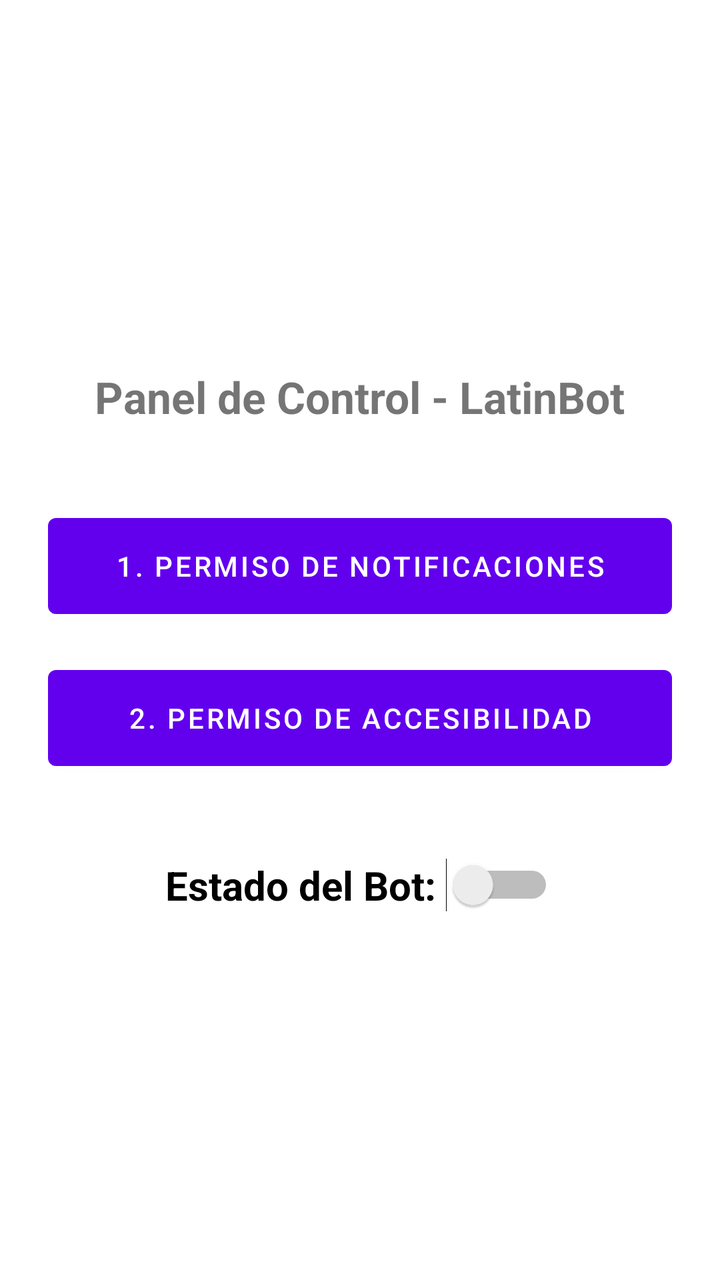
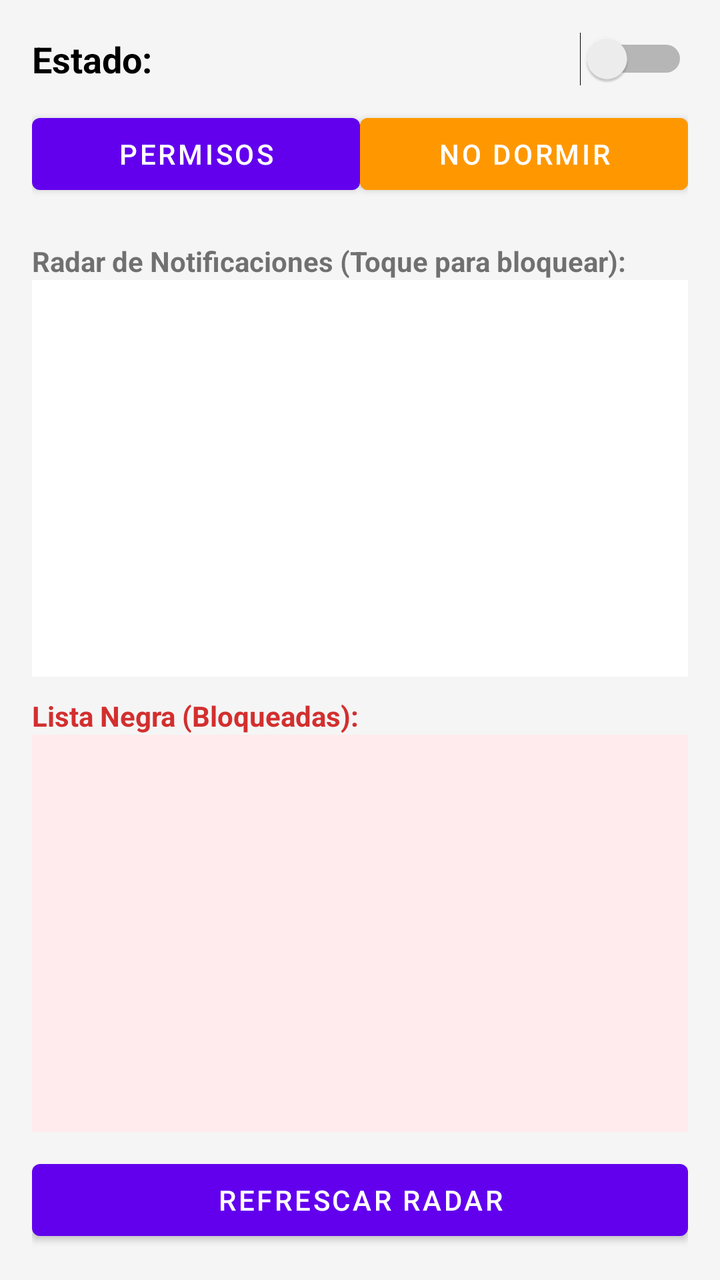

The first picture is an Android layout as it rendered before a commit; the second is the same layout after the commit. The layout source and the unified diff follow.
<!-- AndroidManifest.xml: fallback theme Theme.MaterialComponents.DayNight.NoActionBar -->
<!-- res/layout/activity_main.xml -->
<?xml version="1.0" encoding="utf-8"?>

<LinearLayout xmlns:android="http://schemas.android.com/apk/res/android"
    android:layout_width="match_parent"
    android:layout_height="match_parent"
    android:orientation="vertical"
    android:padding="24dp"
    android:gravity="center">

    <TextView
        android:layout_width="wrap_content"
        android:layout_height="wrap_content"
        android:text="Panel de Control - LatinBot"
        android:textSize="22sp"
        android:textStyle="bold"
        android:layout_marginBottom="40dp"/>

    <Button
        android:id="@+id/btn_notificaciones"
        android:layout_width="match_parent"
        android:layout_height="60dp"
        android:text="1. Permiso de Notificaciones"
        android:layout_marginBottom="16dp"/>

    <Button
        android:id="@+id/btn_accesibilidad"
        android:layout_width="match_parent"
        android:layout_height="60dp"
        android:text="2. Permiso de Accesibilidad"
        android:layout_marginBottom="40dp"/>

    <Switch
        android:id="@+id/switch_estado_bot"
        android:layout_width="wrap_content"
        android:layout_height="wrap_content"
        android:text="Estado del Bot: "
        android:textSize="20sp"
        android:textStyle="bold"/>

</LinearLayout>
<!-- resources referenced by this layout -->
<resources>

</resources>

<!-- the commit's change to res/layout/activity_main.xml (unified diff, before → after) -->
@@ -4,37 +4,47 @@
     android:layout_width="match_parent"
     android:layout_height="match_parent"
     android:orientation="vertical"
-    android:padding="24dp"
-    android:gravity="center">
-
-    <TextView
-        android:layout_width="wrap_content"
-        android:layout_height="wrap_content"
-        android:text="Panel de Control - LatinBot"
-        android:textSize="22sp"
-        android:textStyle="bold"
-        android:layout_marginBottom="40dp"/>
-
-    <Button
-        android:id="@+id/btn_notificaciones"
-        android:layout_width="match_parent"
-        android:layout_height="60dp"
-        android:text="1. Permiso de Notificaciones"
-        android:layout_marginBottom="16dp"/>
-
-    <Button
-        android:id="@+id/btn_accesibilidad"
-        android:layout_width="match_parent"
-        android:layout_height="60dp"
-        android:text="2. Permiso de Accesibilidad"
-        android:layout_marginBottom="40dp"/>
+    android:padding="16dp"
+    android:background="#F5F5F5">
 
     <Switch
         android:id="@+id/switch_estado_bot"
-        android:layout_width="wrap_content"
+        android:layout_width="match_parent"
         android:layout_height="wrap_content"
-        android:text="Estado del Bot: "
-        android:textSize="20sp"
-        android:textStyle="bold"/>
+        android:text="Estado: "
+        android:textSize="18sp"
+        android:textStyle="bold"
+        android:layout_marginBottom="10dp"/>
+
+    <LinearLayout
+        android:layout_width="match_parent"
+        android:layout_height="wrap_content"
+        android:orientation="horizontal"
+        android:layout_marginBottom="10dp">
+        <Button android:id="@+id/btn_permisos"
+            android:layout_width="0dp" android:layout_height="wrap_content" android:layout_weight="1"
+            android:text="Permisos"/>
+        <Button android:id="@+id/btn_bateria"
+            android:layout_width="0dp" android:layout_height="wrap_content" android:layout_weight="1"
+            android:text="No Dormir"
+            android:backgroundTint="#FF9800"/>
+    </LinearLayout>
+
+    <TextView android:layout_width="wrap_content" android:layout_height="wrap_content"
+        android:text="Radar de Notificaciones (Toque para bloquear):" android:textStyle="bold" android:layout_marginTop="10dp"/>
+    <ScrollView android:layout_width="match_parent" android:layout_height="0dp" android:layout_weight="1"
+        android:background="#FFFFFF" android:padding="8dp" android:layout_marginBottom="10dp">
+        <LinearLayout android:id="@+id/panel_radar" android:layout_width="match_parent" android:layout_height="wrap_content" android:orientation="vertical"/>
+    </ScrollView>
+
+    <TextView android:layout_width="wrap_content" android:layout_height="wrap_content"
+        android:text="Lista Negra (Bloqueadas):" android:textStyle="bold" android:textColor="#D32F2F"/>
+    <ScrollView android:layout_width="match_parent" android:layout_height="0dp" android:layout_weight="1"
+        android:background="#FFEBEE" android:padding="8dp">
+        <LinearLayout android:id="@+id/panel_bloqueadas" android:layout_width="match_parent" android:layout_height="wrap_content" android:orientation="vertical"/>
+    </ScrollView>
+
+    <Button android:id="@+id/btn_limpiar_radar" android:layout_width="match_parent" android:layout_height="wrap_content"
+        android:text="Refrescar Radar" android:layout_marginTop="10dp"/>
 
 </LinearLayout>
